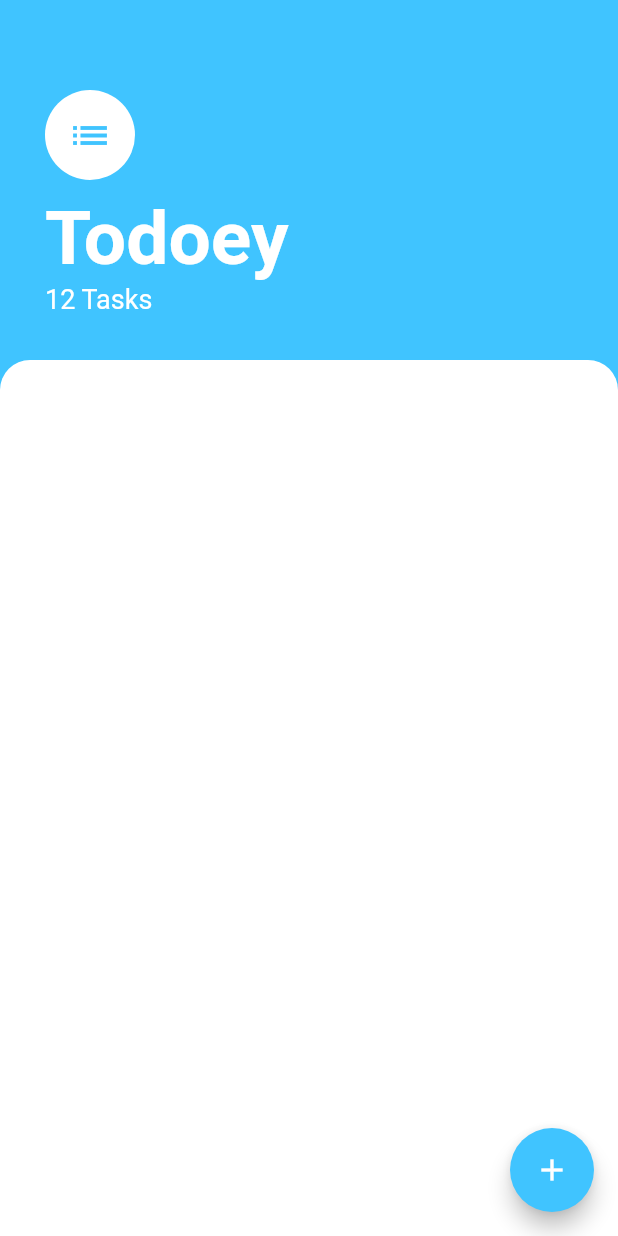
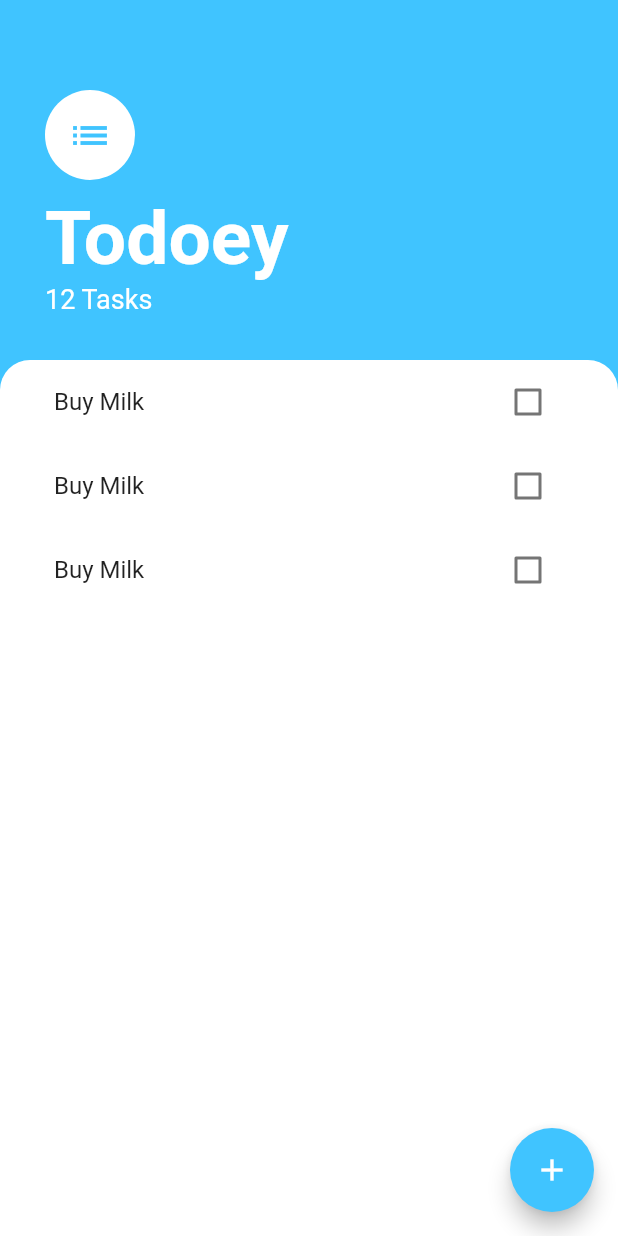
Before and after one commit to charger513/todoey_flutter, a Flutter app: the screen it shows after launch, on a phone screen of 412 x 824 dp. Run offline on Flutter 3.47's test engine with Material 2 defaults, Android fonts, the phone set to English and light mode, and no system bars.

Commit message:
The ListView Challenge

```diff
--- a/lib/screens/tasks_screen.dart
+++ b/lib/screens/tasks_screen.dart
@@ -1,10 +1,18 @@
 import 'package:flutter/material.dart';
+import 'package:todoey_flutter/widgets/tasks_list.dart';
 
 class TasksScreen extends StatelessWidget {
   @override
   Widget build(BuildContext context) {
     return Scaffold(
       backgroundColor: Colors.lightBlueAccent,
+      floatingActionButton: FloatingActionButton(
+        backgroundColor: Colors.lightBlueAccent,
+        child: Icon(Icons.add),
+        onPressed: () {
+          //
+        },
+      ),
       body: Column(
         crossAxisAlignment: CrossAxisAlignment.start,
         children: <Widget>[
@@ -48,6 +56,7 @@ class TasksScreen extends StatelessWidget {
           ),
           Expanded(
             child: Container(
+              padding: EdgeInsets.symmetric(horizontal: 20.0),
               decoration: BoxDecoration(
                 color: Colors.white,
                 borderRadius: BorderRadius.only(
@@ -55,15 +64,11 @@ class TasksScreen extends StatelessWidget {
                   topRight: Radius.circular(20.0),
                 ),
               ),
+              child: TasksList(),
             ),
           ),
         ],
       ),
-      floatingActionButton: FloatingActionButton(
-        backgroundColor: Colors.lightBlueAccent,
-        child: Icon(Icons.add),
-        onPressed: () {},
-      ),
     );
   }
 }
--- /dev/null
+++ b/lib/widgets/task_tile.dart
@@ -0,0 +1,16 @@
+import 'package:flutter/material.dart';
+
+class TaskTile extends StatelessWidget {
+  @override
+  Widget build(BuildContext context) {
+    return ListTile(
+      title: Text(
+        'Buy Milk',
+      ),
+      trailing: Checkbox(
+        value: false,
+        onChanged: (value) {},
+      ),
+    );
+  }
+}
--- /dev/null
+++ b/lib/widgets/tasks_list.dart
@@ -0,0 +1,15 @@
+import 'package:flutter/material.dart';
+import 'package:todoey_flutter/widgets/task_tile.dart';
+
+class TasksList extends StatelessWidget {
+  @override
+  Widget build(BuildContext context) {
+    return ListView(
+      children: <Widget>[
+        TaskTile(),
+        TaskTile(),
+        TaskTile(),
+      ],
+    );
+  }
+}
```
